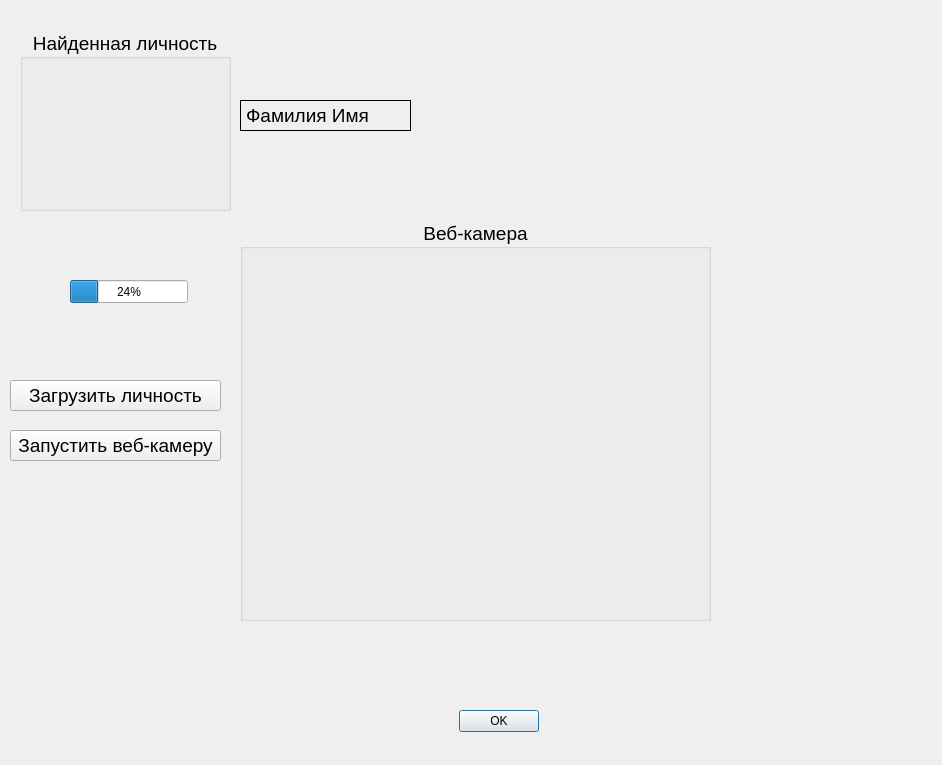
Before: the Qt Designer form FaceRecognition.ui in tech-veteran71/Face-Recognition, drawn with Qt 5.
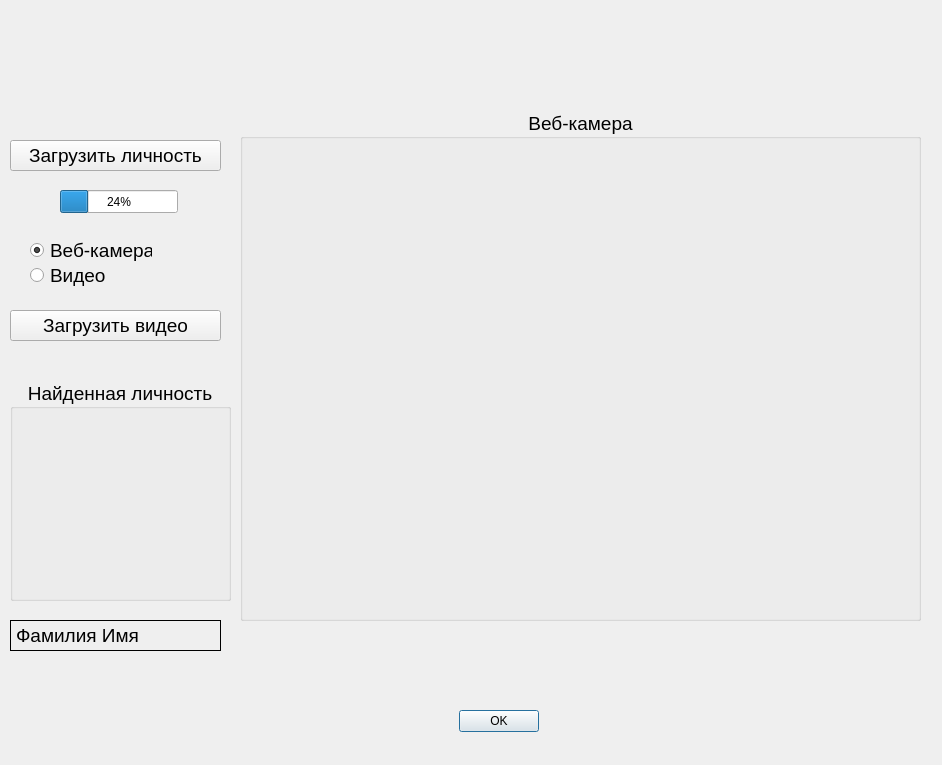
After: the same form once the commit is applied. Icons and pictures are not drawn.

Patch:
```diff
--- a/FaceRecognition.ui
+++ b/FaceRecognition.ui
@@ -45,9 +45,9 @@
    <property name="geometry">
     <rect>
      <x>240</x>
-     <y>220</y>
-     <width>471</width>
-     <height>401</height>
+     <y>110</y>
+     <width>681</width>
+     <height>511</height>
     </rect>
    </property>
    <property name="font">
@@ -66,7 +66,7 @@
    <property name="geometry">
     <rect>
      <x>10</x>
-     <y>380</y>
+     <y>140</y>
      <width>211</width>
      <height>31</height>
     </rect>
@@ -84,7 +84,7 @@
    <property name="geometry">
     <rect>
      <x>10</x>
-     <y>430</y>
+     <y>310</y>
      <width>211</width>
      <height>31</height>
     </rect>
@@ -95,16 +95,16 @@
     </font>
    </property>
    <property name="text">
-    <string>Запустить веб-камеру</string>
+    <string>Загрузить видео</string>
    </property>
   </widget>
   <widget class="QGroupBox" name="groupBox_2">
    <property name="geometry">
     <rect>
-     <x>20</x>
-     <y>30</y>
-     <width>211</width>
-     <height>181</height>
+     <x>10</x>
+     <y>380</y>
+     <width>221</width>
+     <height>221</height>
     </rect>
    </property>
    <property name="font">
@@ -118,13 +118,32 @@
    <property name="alignment">
     <set>Qt::AlignCenter</set>
    </property>
+   <widget class="QLabel" name="label_image">
+    <property name="geometry">
+     <rect>
+      <x>10</x>
+      <y>30</y>
+      <width>191</width>
+      <height>181</height>
+     </rect>
+    </property>
+    <property name="text">
+     <string/>
+    </property>
+    <property name="pixmap">
+     <pixmap>C:/Users/Sky/Downloads/question.png</pixmap>
+    </property>
+    <property name="scaledContents">
+     <bool>true</bool>
+    </property>
+   </widget>
   </widget>
   <widget class="QLabel" name="label">
    <property name="geometry">
     <rect>
-     <x>240</x>
-     <y>100</y>
-     <width>171</width>
+     <x>10</x>
+     <y>620</y>
+     <width>211</width>
      <height>31</height>
     </rect>
    </property>
@@ -149,8 +168,8 @@
   <widget class="QProgressBar" name="progressBar">
    <property name="geometry">
     <rect>
-     <x>70</x>
-     <y>280</y>
+     <x>60</x>
+     <y>190</y>
      <width>118</width>
      <height>23</height>
     </rect>
@@ -159,6 +178,54 @@
     <number>24</number>
    </property>
   </widget>
+  <widget class="QRadioButton" name="radioButton">
+   <property name="geometry">
+    <rect>
+     <x>30</x>
+     <y>230</y>
+     <width>122</width>
+     <height>41</height>
+    </rect>
+   </property>
+   <property name="font">
+    <font>
+     <pointsize>14</pointsize>
+    </font>
+   </property>
+   <property name="autoFillBackground">
+    <bool>false</bool>
+   </property>
+   <property name="text">
+    <string>Веб-камера</string>
+   </property>
+   <property name="iconSize">
+    <size>
+     <width>16</width>
+     <height>16</height>
+    </size>
+   </property>
+   <property name="checked">
+    <bool>true</bool>
+   </property>
+  </widget>
+  <widget class="QRadioButton" name="radioButton_2">
+   <property name="geometry">
+    <rect>
+     <x>30</x>
+     <y>260</y>
+     <width>151</width>
+     <height>31</height>
+    </rect>
+   </property>
+   <property name="font">
+    <font>
+     <pointsize>14</pointsize>
+    </font>
+   </property>
+   <property name="text">
+    <string>Видео</string>
+   </property>
+  </widget>
  </widget>
  <resources/>
  <connections>
```
